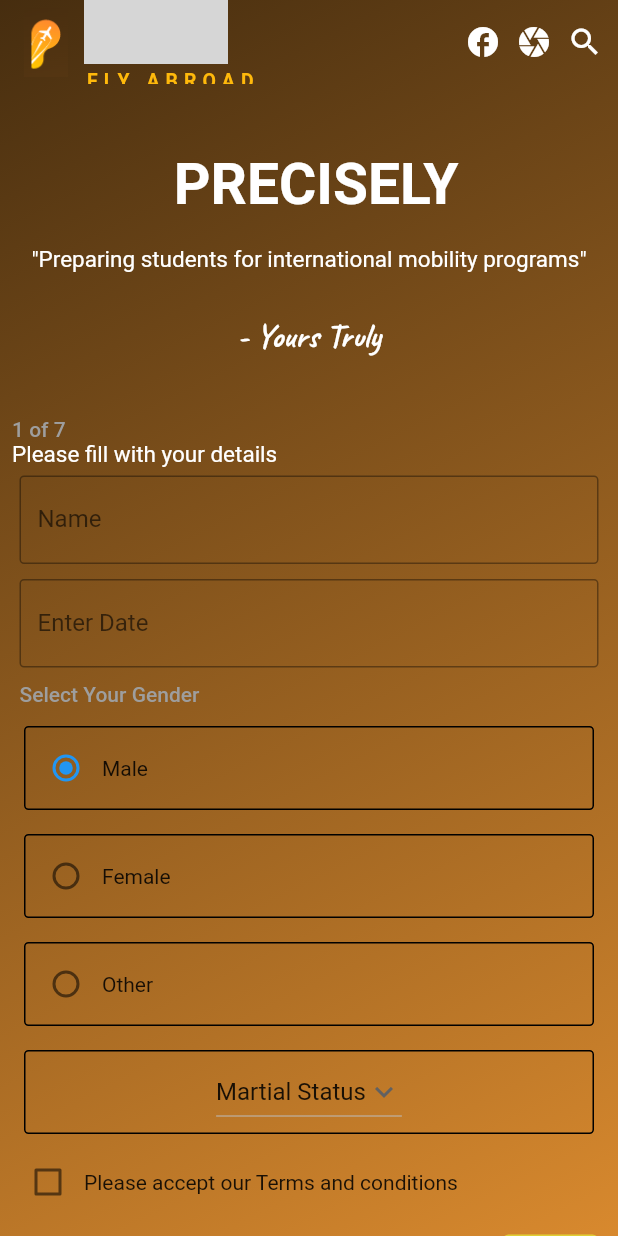
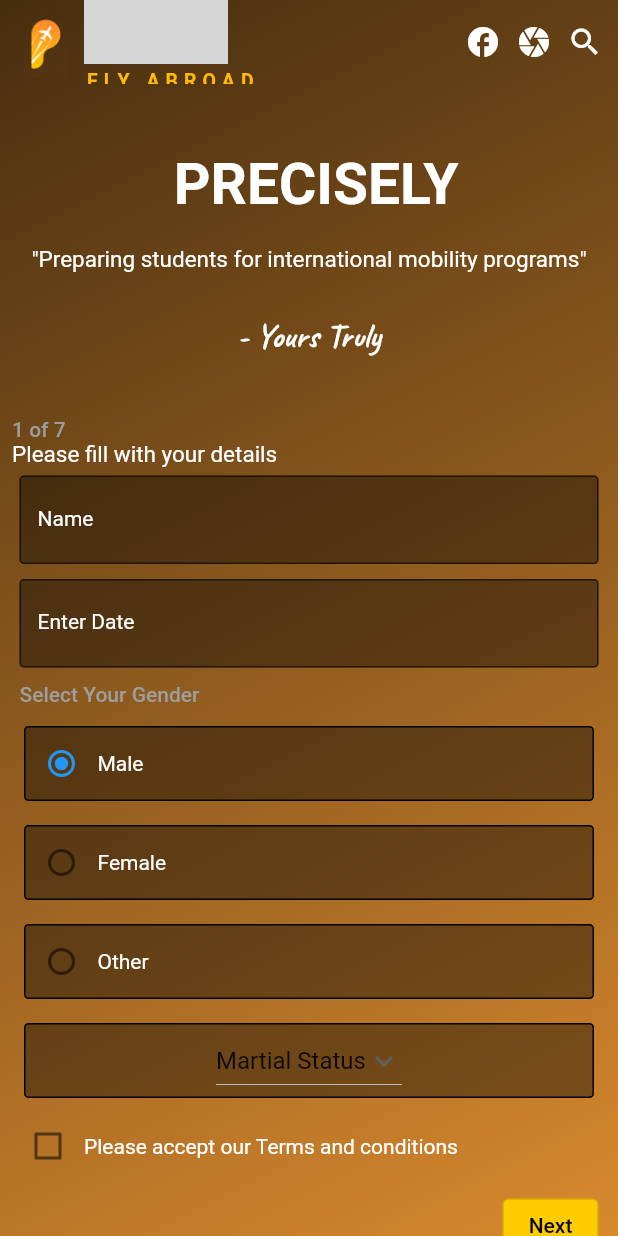
Before and after one commit to AMANSAINI7144/precisely_fly_abroad, a Flutter app: the screen it shows after launch, on a phone screen of 412 x 824 dp. Run offline on Flutter 3.47's test engine with Material 2 defaults, Android fonts, the phone set to English and light mode, and no system bars; missing offline and left inert: easy_gradient_text; grey boxes are pictures that could not be loaded.

Commit message:
all done at my end git status!

```diff
--- a/analysis_options.yaml
+++ /dev/null
@@ -1,29 +0,0 @@
-# This file configures the analyzer, which statically analyzes Dart code to
-# check for errors, warnings, and lints.
-#
-# The issues identified by the analyzer are surfaced in the UI of Dart-enabled
-# IDEs (https://dart.dev/tools#ides-and-editors). The analyzer can also be
-# invoked from the command line by running `flutter analyze`.
-
-# The following line activates a set of recommended lints for Flutter apps,
-# packages, and plugins designed to encourage good coding practices.
-include: package:flutter_lints/flutter.yaml
-
-linter:
-  # The lint rules applied to this project can be customized in the
-  # section below to disable rules from the `package:flutter_lints/flutter.yaml`
-  # included above or to enable additional rules. A list of all available lints
-  # and their documentation is published at
-  # https://dart-lang.github.io/linter/lints/index.html.
-  #
-  # Instead of disabling a lint rule for the entire project in the
-  # section below, it can also be suppressed for a single line of code
-  # or a specific dart file by using the `// ignore: name_of_lint` and
-  # `// ignore_for_file: name_of_lint` syntax on the line or in the file
-  # producing the lint.
-  rules:
-    # avoid_print: false  # Uncomment to disable the `avoid_print` rule
-    # prefer_single_quotes: true  # Uncomment to enable the `prefer_single_quotes` rule
-
-# Additional information about this file can be found at
-# https://dart.dev/guides/language/analysis-options
--- a/lib/main.dart
+++ b/lib/main.dart
@@ -38,11 +38,17 @@ class _DOB extends State<DOB> {
         child: TextField(
           controller: dateinput, //editing controller of this TextField
           decoration: InputDecoration(
-              //icon of text field
+              fillColor: Color.fromRGBO(0, 0, 0, 0.4),
+              filled: true,
               labelText: "Enter Date",
               border: OutlineInputBorder(
                 borderRadius: BorderRadius.circular(3.0),
-              )),
+              ),
+            labelStyle: new TextStyle(
+              color: Colors.white,
+              fontSize: 14,
+            ),
+          ),
           readOnly: true, //set it true, so that user will not able to edit text
           onTap: () async {
             DateTime pickedDate = await showDatePicker(
@@ -266,10 +272,16 @@ class MyForm extends State<Myform1> {
                             padding: EdgeInsets.all(5),
                             child: TextFormField(
                               decoration: InputDecoration(
+                                fillColor: Color.fromRGBO(0, 0, 0, 0.4),
+                                filled: true,
                                 labelText: "Name",
                                 hintText: "Enter Your Name",
                                 border: OutlineInputBorder(
                                   borderRadius: BorderRadius.circular(3.0),
+                                ),
+                                labelStyle: new TextStyle(
+                                  color: Colors.white,
+                                  fontSize: 14,
                                 ),
                               ),
                             ),
@@ -286,7 +298,6 @@ class MyForm extends State<Myform1> {
 
                           Container(
                             child: Column(
-                              mainAxisAlignment: MainAxisAlignment.start,
                               crossAxisAlignment: CrossAxisAlignment.start,
                               children: <Widget>[
                                 const Padding(
@@ -303,8 +314,8 @@ class MyForm extends State<Myform1> {
                                 Padding(
                                   padding: const EdgeInsets.all(8.0),
                                   child: Container(
-                                    padding: EdgeInsets.all(3),
                                     decoration: BoxDecoration(
+                                      color: Color.fromRGBO(0, 0, 0, 0.4),
                                       border: Border.all(
                                         color: Colors.black,
                                       ),
@@ -323,6 +334,10 @@ class MyForm extends State<Myform1> {
                                         ),
                                         const Text(
                                           "Male",
+                                          style: TextStyle(
+                                            color: Colors.white,
+                                            fontSize: 14,
+                                          ),
                                         ),
                                       ],
                                     ),
@@ -331,8 +346,8 @@ class MyForm extends State<Myform1> {
                                 Padding(
                                   padding: const EdgeInsets.all(8.0),
                                   child: Container(
-                                    padding: EdgeInsets.all(3),
                                     decoration: BoxDecoration(
+                                      color: Color.fromRGBO(0, 0, 0, 0.4),
                                       border: Border.all(
                                         color: Colors.black,
                                       ),
@@ -351,6 +366,10 @@ class MyForm extends State<Myform1> {
                                         ),
                                         const Text(
                                           "Female",
+                                          style: TextStyle(
+                                            color: Colors.white,
+                                            fontSize: 14,
+                                          ),
                                         ),
                                       ],
                                     ),
@@ -359,8 +378,8 @@ class MyForm extends State<Myform1> {
                                 Padding(
                                   padding: const EdgeInsets.all(8.0),
                                   child: Container(
-                                    padding: EdgeInsets.all(3),
                                     decoration: BoxDecoration(
+                                      color: Color.fromRGBO(0, 0, 0, 0.4),
                                       border: Border.all(
                                         color: Colors.black,
                                       ),
@@ -379,6 +398,10 @@ class MyForm extends State<Myform1> {
                                         ),
                                         const Text(
                                           "Other",
+                                          style: TextStyle(
+                                            color: Colors.white,
+                                            fontSize: 14,
+                                          ),
                                         ),
                                       ],
                                     ),
@@ -394,8 +417,8 @@ class MyForm extends State<Myform1> {
                             child: Padding(
                               padding: const EdgeInsets.all(8.0),
                               child: Container(
-                                padding: EdgeInsets.all(3),
                                 decoration: BoxDecoration(
+                                  color: Color.fromRGBO(0, 0, 0, 0.4),
                                   border: Border.all(
                                     color: Colors.black,
                                   ),
@@ -408,17 +431,27 @@ class MyForm extends State<Myform1> {
                                       DropdownButton<String>(
                                         value: dropdownvalue,
                                         icon: Icon(Icons.keyboard_arrow_down),
-                                        items: status.map((String status) {
+                                        items: status.map(
+                                          (String status) {
                                             return DropdownMenuItem<String>(
                                               value: status,
-                                              child: Text(status),
+                                              child: Text(
+                                                  status,
+                                                /*
+                                                style: TextStyle(
+                                                  color: Colors.white,
+                                                  fontSize: 14,
+                                                ),
+                                  //WHILE ADDING THIS COMMENT IN THE CODE PROBLEM OCCURED.
+                                                */
+                                              ),
                                             );
                                           },
                                         ).toList(),
                                         onChanged: (String newValue) {
                                           setState(() {
-                                              this.dropdownvalue = newValue;
-                                            });
+                                            this.dropdownvalue = newValue;
+                                          });
                                         },
                                       ),
                                     ],
@@ -434,6 +467,8 @@ class MyForm extends State<Myform1> {
                             child: Row(
                               children: [
                                 Checkbox(
+                                  activeColor: Colors.white,
+                                  checkColor: Colors.black,
                                   value: _checkBoxValue,
                                   onChanged: (value) {
                                     setState(() {
@@ -443,6 +478,10 @@ class MyForm extends State<Myform1> {
                                 ),
                                 const Text(
                                   "Please accept our Terms and conditions",
+                                  style: const TextStyle(
+                                    color: Colors.white,
+                                    fontSize: 14,
+                                  ),
                                 ),
                               ],
                             ),
@@ -460,7 +499,7 @@ class MyForm extends State<Myform1> {
                                     child: const Text("Next"),
                                     style: TextButton.styleFrom(
                                       primary: Colors.black,
-                                      backgroundColor: Colors.yellow,
+                                      backgroundColor: Color(0xffffcc00),
                                       onSurface: Colors.grey,
                                       side: const BorderSide(
                                         width: 1,
@@ -490,7 +529,6 @@ class MyForm extends State<Myform1> {
                           ),
 
                           /*THIS CONTAINER IS FOR PRECISELY WEB SITE .*/
-
                         ],
                       ),
                     ),
```
